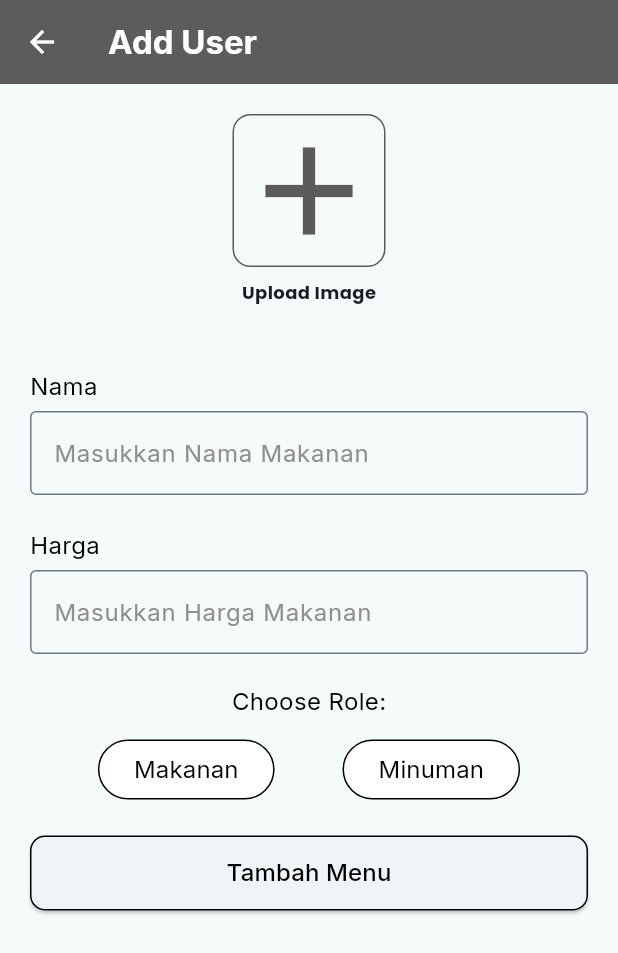
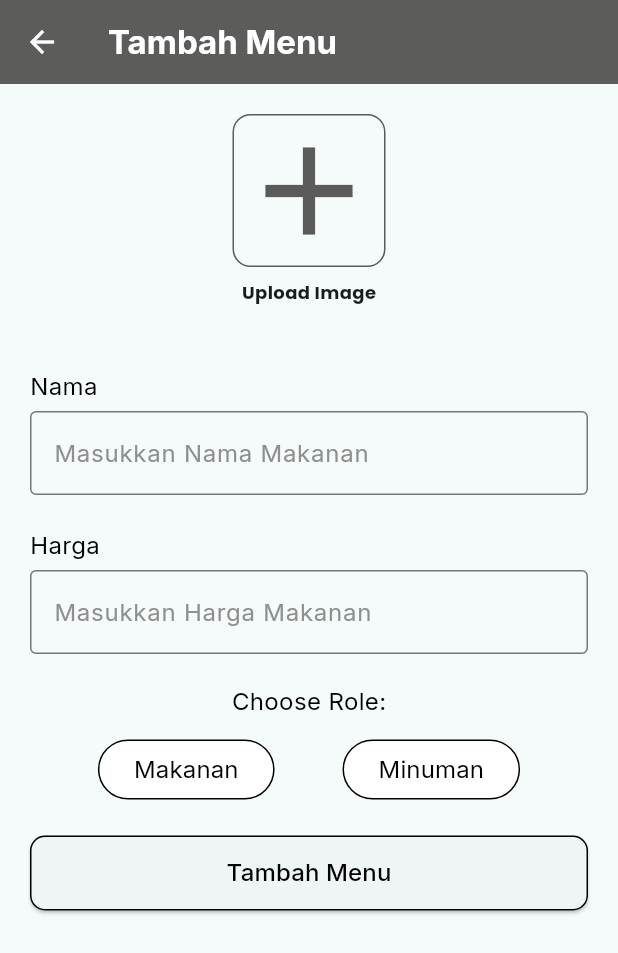
Before and after one commit to soulqge/ukk_kasir, a Flutter app: the MenuUI screen opened directly, after a tap on the "add" icon, on a phone screen of 412 x 824 dp. Shown: the top 953 px of the screen. Run offline on Flutter 3.47's test engine with Material 3 defaults, Android fonts, the light colour scheme and no system bars; our stand-ins replace google_fonts, shared_preferences; accounts and stored records are empty.

Commit message:
feat (frontend) : add an edit button on the menu page on admin

```diff
--- a/lib/pages/admin/edit_menu.dart
+++ b/lib/pages/admin/edit_menu.dart
@@ -81,7 +81,11 @@ class _MenuUIState extends State<MenuUI> {
                     color: Colors.white,
                   ),
                 ),
-                subtitle: Column(
+                subtitle: Row(
+                  crossAxisAlignment: CrossAxisAlignment.center,
+                  mainAxisAlignment: MainAxisAlignment.spaceBetween,
+                  children: [
+                    Column(
                       crossAxisAlignment: CrossAxisAlignment.start,
                       children: [
                         Text(
@@ -100,6 +104,22 @@ class _MenuUIState extends State<MenuUI> {
                         ),
                       ],
                     ),
+                    Align(
+                      alignment: Alignment.center,
+                      child: IconButton(
+                        onPressed: () {
+                          Navigator.push(
+                          context,
+                          MaterialPageRoute(
+                            builder: (context) => TambahMenuPage(title: 'Edit Menu',)
+                          ),
+                        );
+                        },
+                        icon: Icon(Icons.edit, color: Colors.white,),
+                      ),
+                    ),
+                  ],
+                ),
               ),
             ),
           );
@@ -109,7 +129,7 @@ class _MenuUIState extends State<MenuUI> {
         onPressed: () {
           Navigator.push(
             context,
-            MaterialPageRoute(builder: (context) => TambahMenuPage()),
+            MaterialPageRoute(builder: (context) => TambahMenuPage(title: 'Tambah Menu',)),
           );
         },
         backgroundColor: Styles.themeColor,
--- a/lib/pages/admin/tambah_menu_page.dart
+++ b/lib/pages/admin/tambah_menu_page.dart
@@ -4,7 +4,10 @@ import 'package:ukk_kasir/components/admin/form_box_user.dart';
 import 'package:ukk_kasir/style/styles.dart';
 
 class TambahMenuPage extends StatefulWidget {
-  const TambahMenuPage({super.key});
+
+  final String title;
+
+  const TambahMenuPage({super.key, required this.title});
 
   @override
   State<TambahMenuPage> createState() => _TambahMenuPageState();
@@ -13,13 +16,14 @@ class TambahMenuPage extends StatefulWidget {
 class _TambahMenuPageState extends State<TambahMenuPage> {
   String _selectedRole = "User";
 
+
   @override
   Widget build(BuildContext context) {
     return Scaffold(
       appBar: AppBar(
         backgroundColor: Color.fromRGBO(92, 92, 91, 1),
         title: Text(
-          "Add User",
+          widget.title,
           style: GoogleFonts.inter(
               fontSize: 22, fontWeight: FontWeight.bold, color: Colors.white),
         ),
```
Lines whose indentation alone changed are shown as unchanged.
